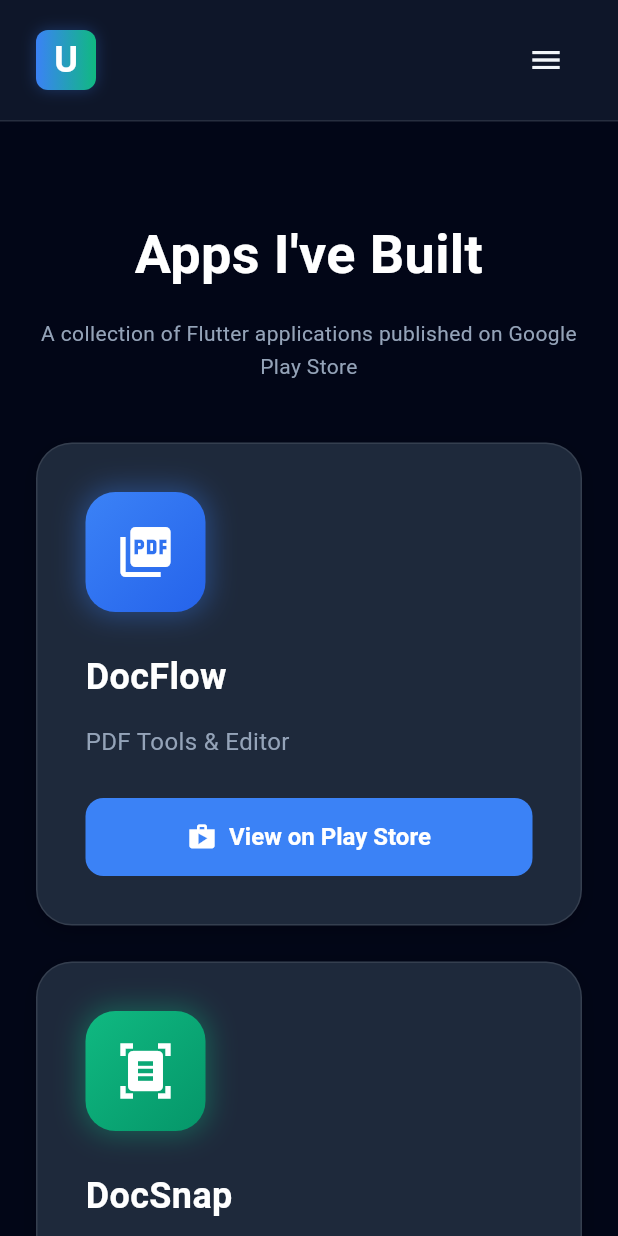
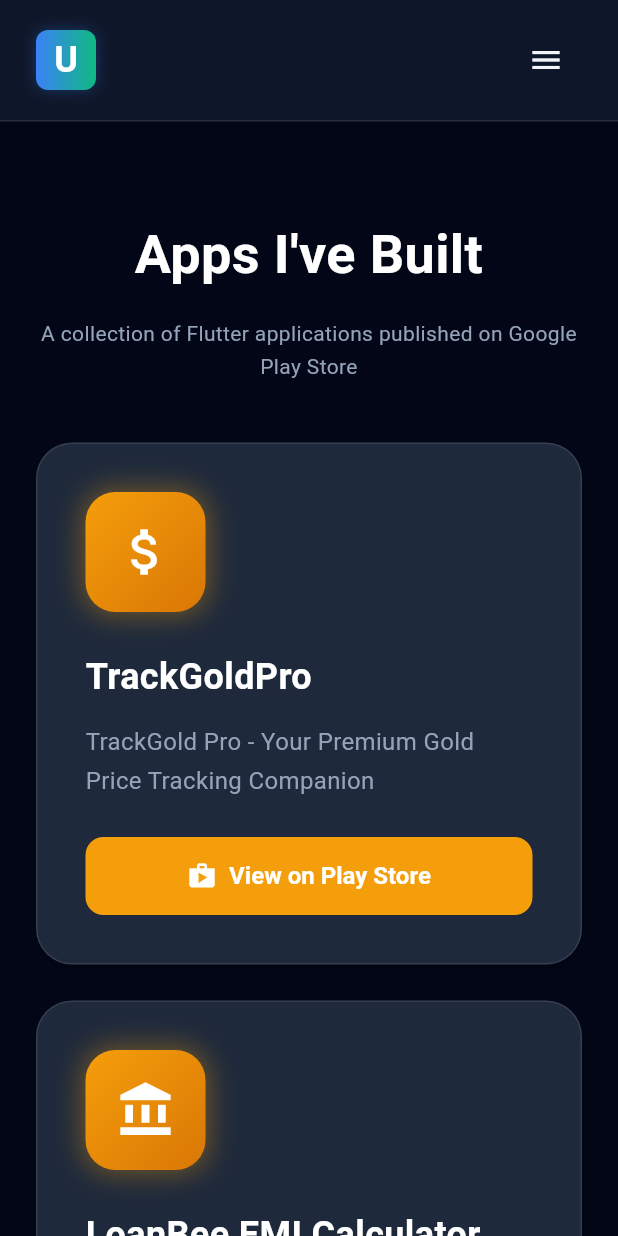
Before and after one commit to uday0117/ukrsolutions-website, a Flutter app: the screen it shows after launch, after a tap on the "menu" icon, after a tap on "View My Apps", on a phone screen of 412 x 824 dp. Run offline on Flutter 3.47's test engine with Material 3 defaults, Android fonts, the phone set to English and light mode, and no system bars; our stand-ins replace go_router.

Commit message:
feat: add Firebase configuration and implement Featured Apps section

```diff
--- a/lib/data/app_data.dart
+++ b/lib/data/app_data.dart
@@ -20,51 +20,59 @@
 
 class AppData {
   static const List<AppInfo> apps = [
+    // Finance Apps - Gold Theme
     AppInfo(
-      name: 'DocFlow',
-      description: 'PDF Tools & Editor',
-      icon: Icons.picture_as_pdf,
-      playStoreUrl: '',
+      name: 'TrackGoldPro',
+      description: 'TrackGold Pro - Your Premium Gold Price Tracking Companion',
+      icon: Icons.attach_money,
+      playStoreUrl:
+          'https://play.google.com/store/apps/details?id=com.uksolutions.trackgoldpro',
+      primaryColor: Color(0xFFF59E0B),
+      secondaryColor: Color(0xFFD97706),
+    ),
+
+    AppInfo(
+      name: 'LoanBee EMI Calculator',
+      description: 'EMI Calculator App',
+      icon: Icons.account_balance,
+      playStoreUrl:
+          'https://play.google.com/store/apps/details?id=com.uksolutions.loanbee',
+      primaryColor: Color(0xFFF59E0B),
+      secondaryColor: Color(0xFFD97706),
+    ),
+
+    // Productivity Apps - Blue Theme
+    AppInfo(
+      name: 'NexCalc',
+      description: 'NexCalc - A Modern Calculator App',
+      icon: Icons.calculate_outlined,
+      playStoreUrl:
+          'https://play.google.com/store/apps/details?id=com.uksolutions.nexcalc',
       primaryColor: Color(0xFF3B82F6),
       secondaryColor: Color(0xFF2563EB),
     ),
 
     AppInfo(
-      name: 'DocSnap',
-      description: 'Document Scanner',
-      icon: Icons.document_scanner,
-      playStoreUrl: '',
-      primaryColor: Color(0xFF10B981),
-      secondaryColor: Color(0xFF059669),
-    ),
-
-    AppInfo(
       name: 'BuildCalc',
       description: 'Construction Calculator',
-      icon: Icons.calculate,
-      playStoreUrl: '',
-      primaryColor: Color(0xFFF59E0B),
-      secondaryColor: Color(0xFFD97706),
-    ),
-
-    AppInfo(
-      name: 'FemGlow',
-      description: 'Women Health Tracker',
-      icon: Icons.favorite,
-      playStoreUrl: '',
-      primaryColor: Color(0xFFEC4899),
-      secondaryColor: Color(0xFFDB2777),
+      icon: Icons.construction,
+      playStoreUrl:
+          'https://play.google.com/store/apps/details?id=com.uksolutions.buildcalc',
+      primaryColor: Color(0xFF3B82F6),
+      secondaryColor: Color(0xFF2563EB),
     ),
 
     AppInfo(
       name: 'Memo Keeper',
       description: 'Notes & Reminders',
       icon: Icons.note_alt,
-      playStoreUrl: '',
-      primaryColor: Color(0xFF8B5CF6),
-      secondaryColor: Color(0xFF7C3AED),
+      playStoreUrl:
+          'https://play.google.com/store/apps/details?id=com.uksolutions.memokeeper',
+      primaryColor: Color(0xFF3B82F6),
+      secondaryColor: Color(0xFF2563EB),
     ),
 
+    // Learning App - Cyan Theme
     AppInfo(
       name: 'Learn Flutter & Dart',
       description: 'Flutter Learning App',
@@ -73,5 +81,16 @@
       primaryColor: Color(0xFF06B6D4),
       secondaryColor: Color(0xFF0891B2),
     ),
+
+    // Health App - Pink Theme
+    AppInfo(
+      name: 'FemGlow',
+      description: 'FemGlow — Period & Cycle Tracker',
+      icon: Icons.favorite,
+      playStoreUrl:
+          'https://play.google.com/store/apps/details?id=com.uksolutions.femglow',
+      primaryColor: Color(0xFFEC4899),
+      secondaryColor: Color(0xFFDB2777),
+    ),
   ];
 }
--- a/lib/pages/home_page.dart
+++ b/lib/pages/home_page.dart
@@ -1,4 +1,5 @@
 import 'package:flutter/material.dart';
+import 'package:ukr_solutions_website/widgets/featured_apps_section.dart';
 import 'package:ukr_solutions_website/widgets/stats_section.dart';
 
 import '../widgets/about_section.dart';
@@ -18,6 +19,7 @@
             const nav.NavigationBar(),
             const HeroSection(),
             const StatsSection(),
+            const FeaturedAppsSection(),
 
             const AboutSection(),
             const FooterWidget(),
--- /dev/null
+++ b/lib/widgets/featured_apps_section.dart
@@ -0,0 +1,120 @@
+import 'package:flutter/material.dart';
+import 'package:url_launcher/url_launcher.dart';
+
+import '../core/responsive.dart';
+import '../data/app_data.dart';
+
+class FeaturedAppsSection extends StatelessWidget {
+  const FeaturedAppsSection({super.key});
+
+  @override
+  Widget build(BuildContext context) {
+    final isMobile = Responsive.isMobile(context);
+    final isTablet = Responsive.isTablet(context);
+
+    return Container(
+      width: double.infinity,
+      padding: EdgeInsets.symmetric(
+        horizontal: isMobile ? 24 : (isTablet ? 60 : 80),
+        vertical: isMobile ? 60 : 100,
+      ),
+      child: Column(
+        children: [
+          Text(
+            'Featured Applications',
+            textAlign: TextAlign.center,
+            style: TextStyle(
+              fontSize: isMobile ? 32 : (isTablet ? 40 : 48),
+              fontWeight: FontWeight.bold,
+              color: Colors.white,
+            ),
+          ),
+
+          const SizedBox(height: 16),
+
+          Text(
+            'Apps published by UKR Solutions',
+            textAlign: TextAlign.center,
+            style: TextStyle(
+              fontSize: isMobile ? 14 : 18,
+              color: const Color(0xFF94A3B8),
+            ),
+          ),
+
+          SizedBox(height: isMobile ? 40 : 60),
+
+          Wrap(
+            spacing: 24,
+            runSpacing: 24,
+            alignment: WrapAlignment.center,
+            children: AppData.apps.take(3).map((app) {
+              return Container(
+                width: isMobile ? double.infinity : 320,
+                padding: const EdgeInsets.all(24),
+                decoration: BoxDecoration(
+                  color: const Color(0xFF1E293B),
+                  borderRadius: BorderRadius.circular(24),
+                  border: Border.all(color: Colors.white.withOpacity(0.1)),
+                ),
+                child: Column(
+                  children: [
+                    Icon(app.icon, size: 56, color: app.primaryColor),
+
+                    const SizedBox(height: 20),
+
+                    Text(
+                      app.name,
+                      textAlign: TextAlign.center,
+                      style: const TextStyle(
+                        fontSize: 22,
+                        fontWeight: FontWeight.bold,
+                        color: Colors.white,
+                      ),
+                    ),
+
+                    const SizedBox(height: 12),
+
+                    Text(
+                      app.description,
+                      textAlign: TextAlign.center,
+                      style: const TextStyle(
+                        fontSize: 16,
+                        color: Color(0xFF94A3B8),
+                        height: 1.5,
+                      ),
+                    ),
+
+                    const SizedBox(height: 20),
+
+                    ElevatedButton(
+                      onPressed:
+                          app.playStoreUrl == null || app.playStoreUrl!.isEmpty
+                          ? null
+                          : () async {
+                              final uri = Uri.parse(app.playStoreUrl!);
+
+                              await launchUrl(
+                                uri,
+                                mode: LaunchMode.externalApplication,
+                              );
+                            },
+                      style: ElevatedButton.styleFrom(
+                        backgroundColor: app.primaryColor,
+                        foregroundColor: Colors.white,
+                        padding: const EdgeInsets.symmetric(
+                          horizontal: 20,
+                          vertical: 14,
+                        ),
+                      ),
+                      child: const Text('View App'),
+                    ),
+                  ],
+                ),
+              );
+            }).toList(),
+          ),
+        ],
+      ),
+    );
+  }
+}
```
Also changed, not shown: firebase.json (added), 2 other files.
